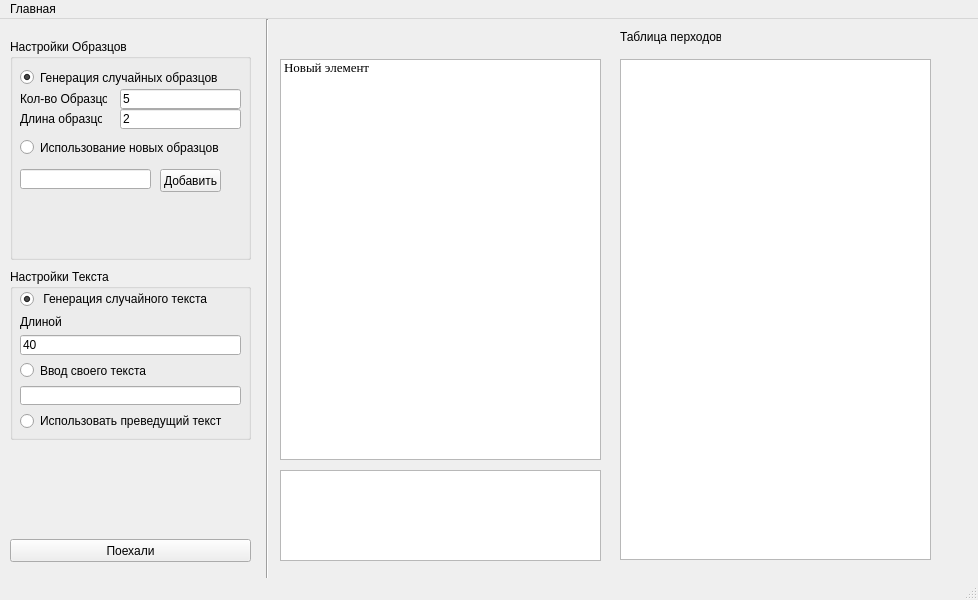
Before: the Qt Designer form mainwindow.ui in ruslans-s/avtomati_v2, drawn with Qt 5.
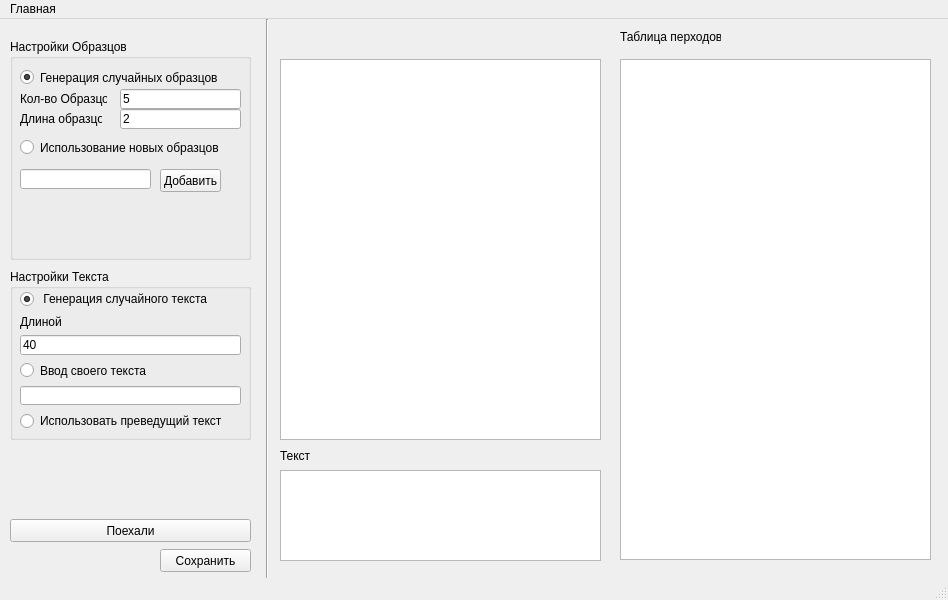
After: the same form once the commit is applied.

Diff of the .ui file:
```diff
--- a/mainwindow.ui
+++ b/mainwindow.ui
@@ -6,7 +6,7 @@
    <rect>
     <x>0</x>
     <y>0</y>
-    <width>978</width>
+    <width>948</width>
     <height>600</height>
    </rect>
   </property>
@@ -18,7 +18,7 @@
     <property name="geometry">
      <rect>
       <x>10</x>
-      <y>520</y>
+      <y>500</y>
       <width>241</width>
       <height>23</height>
      </rect>
@@ -33,7 +33,7 @@
       <x>280</x>
       <y>40</y>
       <width>321</width>
-      <height>401</height>
+      <height>381</height>
      </rect>
     </property>
     <property name="font">
@@ -42,11 +42,6 @@
       <pointsize>10</pointsize>
      </font>
     </property>
-    <item>
-     <property name="text">
-      <string>Новый элемент</string>
-     </property>
-    </item>
    </widget>
    <widget class="QGroupBox" name="groupBox">
     <property name="geometry">
@@ -295,13 +290,39 @@
      </rect>
     </property>
    </widget>
+   <widget class="QLabel" name="label_4">
+    <property name="geometry">
+     <rect>
+      <x>280</x>
+      <y>430</y>
+      <width>47</width>
+      <height>13</height>
+     </rect>
+    </property>
+    <property name="text">
+     <string>Текст</string>
+    </property>
+   </widget>
+   <widget class="QPushButton" name="pushButton_3">
+    <property name="geometry">
+     <rect>
+      <x>160</x>
+      <y>530</y>
+      <width>91</width>
+      <height>23</height>
+     </rect>
+    </property>
+    <property name="text">
+     <string>Сохранить</string>
+    </property>
+   </widget>
   </widget>
   <widget class="QMenuBar" name="menubar">
    <property name="geometry">
     <rect>
      <x>0</x>
      <y>0</y>
-     <width>978</width>
+     <width>948</width>
      <height>21</height>
     </rect>
    </property>
```
